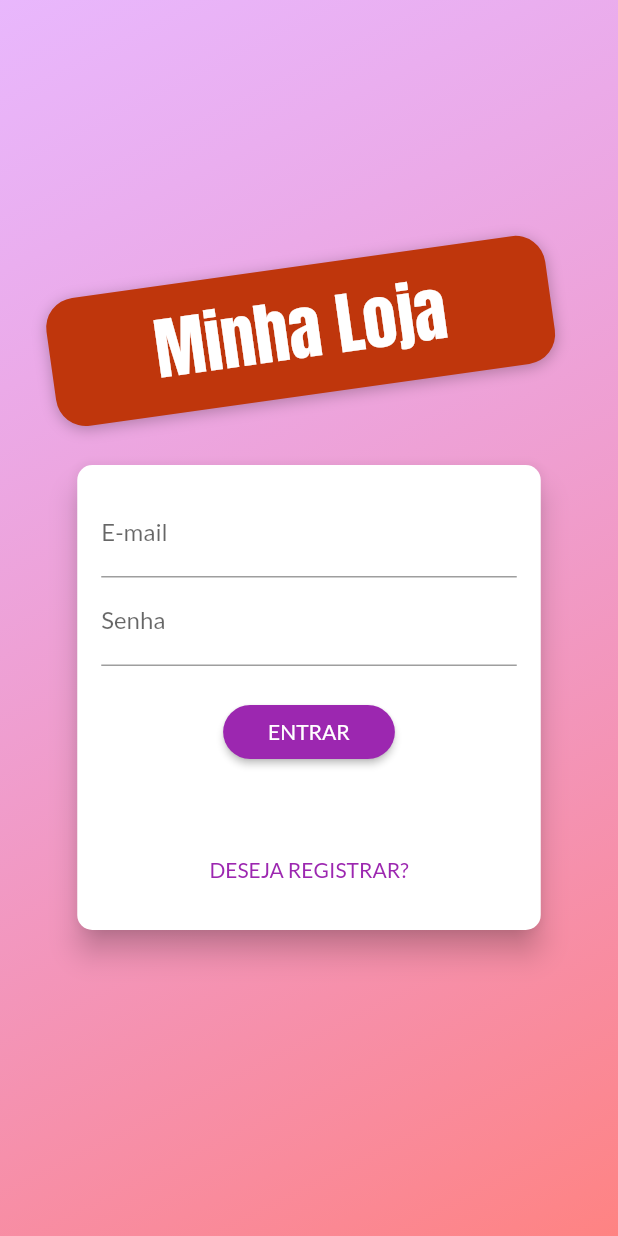
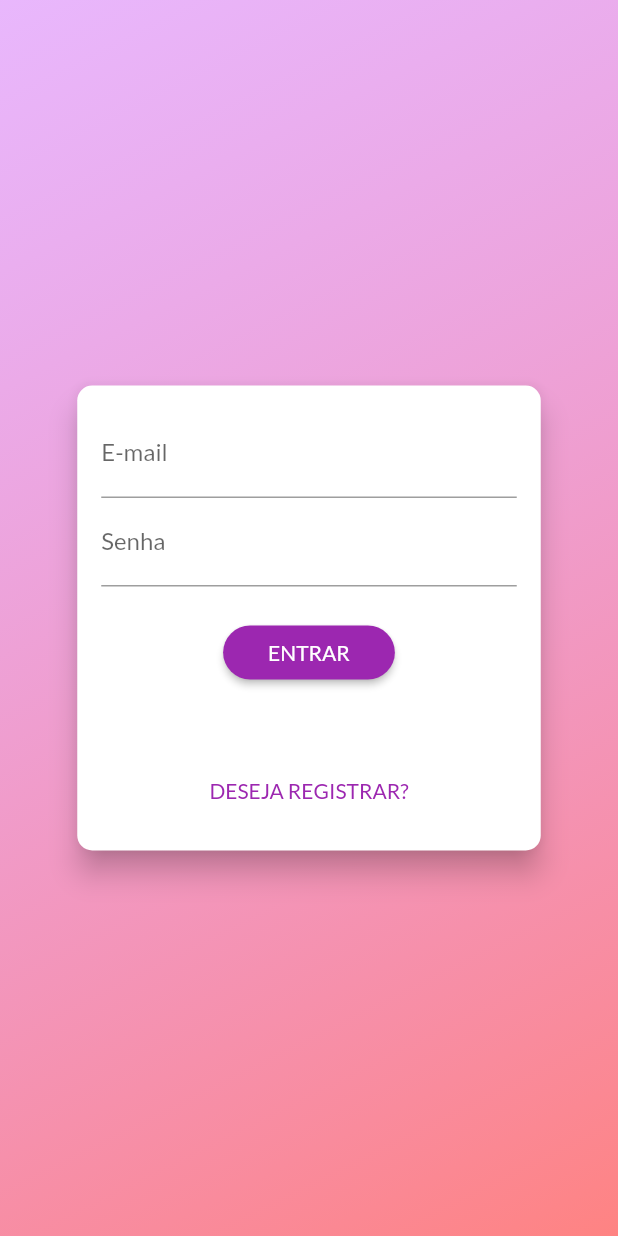
Before and after one commit to lucas-salles/flutter-examples, a Flutter app: the screen it shows after launch, on a phone screen of 412 x 824 dp. Run offline on Flutter 3.47's test engine with Material 2 defaults, Android fonts, the phone set to English and light mode, and no system bars; our stand-ins replace flutter_mobx, flutter_multi_formatter, font_awesome_flutter, google_fonts, google_maps_flutter, image_picker and 6 more; accounts and stored records are empty; generated files the repository leaves out were written again.

Commit message:
Shop app: correção auth page

```diff
--- a/shop/lib/pages/auth_page.dart
+++ b/shop/lib/pages/auth_page.dart
@@ -24,35 +24,35 @@ class AuthPage extends StatelessWidget {
             child: Column(
               mainAxisAlignment: MainAxisAlignment.center,
               crossAxisAlignment: CrossAxisAlignment.center,
-              children: [
-                Container(
-                  margin: const EdgeInsets.only(bottom: 20),
-                  padding: const EdgeInsets.symmetric(
-                    horizontal: 70,
-                    vertical: 10,
-                  ),
-                  transform: Matrix4.rotationZ(-8 * pi / 180)..translate(-10.0),
-                  decoration: BoxDecoration(
-                    borderRadius: BorderRadius.circular(20),
-                    color: Colors.deepOrange.shade900,
-                    boxShadow: const [
-                      BoxShadow(
-                        blurRadius: 8,
-                        color: Colors.black26,
-                        offset: Offset(0, 2),
-                      ),
-                    ],
-                  ),
-                  child: const Text(
-                    'Minha Loja',
-                    style: TextStyle(
-                      fontSize: 45,
-                      fontFamily: 'Anton',
-                      color: Colors.white,
-                    ),
-                  ),
-                ),
-                const AuthForm(),
+              children: const [
+                // Container(
+                //   margin: const EdgeInsets.only(bottom: 20),
+                //   padding: const EdgeInsets.symmetric(
+                //     horizontal: 70,
+                //     vertical: 10,
+                //   ),
+                //   transform: Matrix4.rotationZ(-8 * pi / 180)..translate(-10.0),
+                //   decoration: BoxDecoration(
+                //     borderRadius: BorderRadius.circular(20),
+                //     color: Colors.deepOrange.shade900,
+                //     boxShadow: const [
+                //       BoxShadow(
+                //         blurRadius: 8,
+                //         color: Colors.black26,
+                //         offset: Offset(0, 2),
+                //       ),
+                //     ],
+                //   ),
+                //   child: const Text(
+                //     'Minha Loja',
+                //     style: TextStyle(
+                //       fontSize: 45,
+                //       fontFamily: 'Anton',
+                //       color: Colors.white,
+                //     ),
+                //   ),
+                // ),
+                AuthForm(),
               ],
             ),
           ),
```
